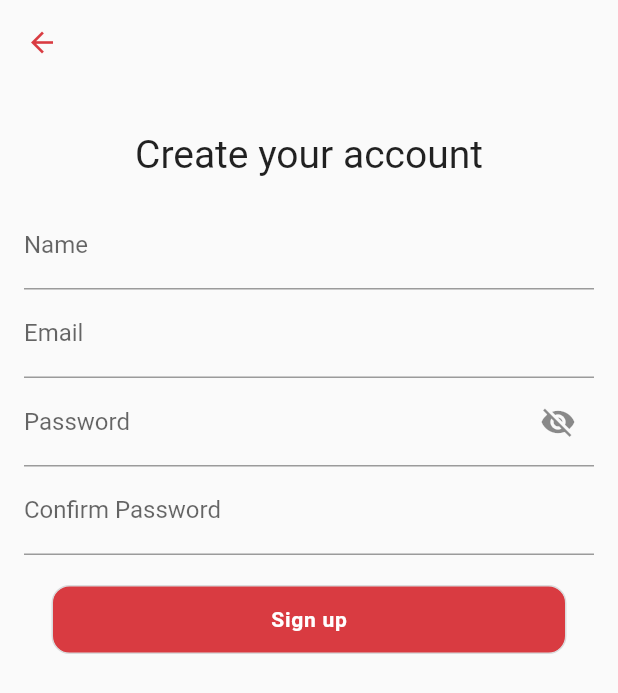
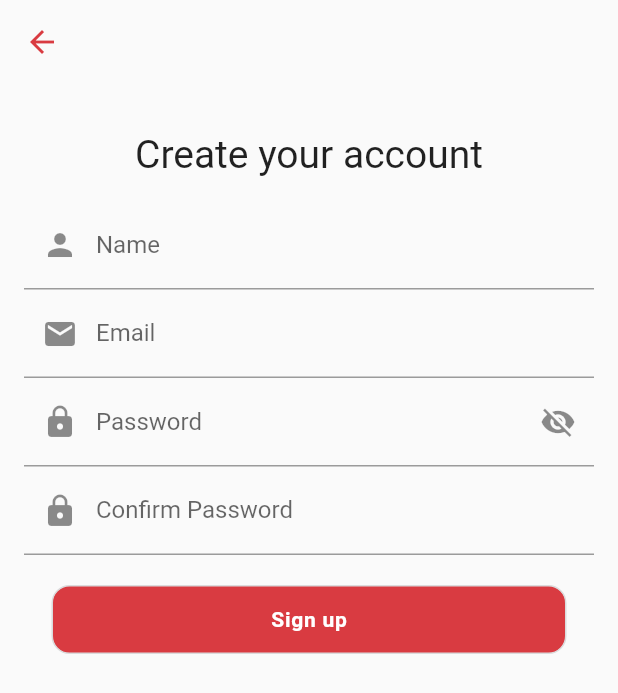
Before and after one commit to carlosctu/streaming-app-flutter, a Flutter app: the SignUpPage screen opened by its route, on a phone screen of 412 x 824 dp. Shown: the top 693 px of the screen. Run offline on Flutter 3.47's test engine with Material 2 defaults, Android fonts, the light colour scheme and no system bars; our stand-ins replace email_validator, equatable, flutter_bloc.

Commit message:
feat: adding TextFormField colors

```diff
--- a/features/lib/splash_screen/sign_up/sign_up_page.dart
+++ b/features/lib/splash_screen/sign_up/sign_up_page.dart
@@ -35,7 +35,7 @@ class _SignUpPageState extends State<SignUpPage> {
           splashRadius: 18,
           icon: const Icon(
             Icons.arrow_back_outlined,
-            size: 22,
+            size: 24,
             color: Color(0xffD93B41),
           ),
           onPressed: () => Navigator.pop(context),
@@ -65,6 +65,7 @@ class _SignUpPageState extends State<SignUpPage> {
                         InputFormField(
                           labelText: 'Name',
                           controller: nameController,
+                          prefixIcon: const Icon(Icons.person),
                           onChanged: (value) => bloc.add(
                             SignUpEventUpdate(nameValue: value),
                           ),
@@ -75,6 +76,7 @@ class _SignUpPageState extends State<SignUpPage> {
                         ),
                         InputFormField(
                           controller: emailController,
+                          prefixIcon: const Icon(Icons.mail),
                           validator: (value) {
                             if (EmailValidator.validate(value!) == false) {
                               return 'Please enter a valid email';
@@ -90,6 +92,7 @@ class _SignUpPageState extends State<SignUpPage> {
                           controller: passwordController,
                           labelText: 'Password',
                           obscureText: _obscureText,
+                          prefixIcon: const Icon(Icons.lock),
                           suffixIcon: IconButton(
                             highlightColor: Colors.transparent,
                             splashColor: Colors.transparent,
@@ -116,6 +119,7 @@ class _SignUpPageState extends State<SignUpPage> {
                           obscureText: _obscureText,
                           controller: confirmPasswordController,
                           labelText: 'Confirm Password',
+                          prefixIcon: const Icon(Icons.lock),
                           validator: (value) {
                             if (value != passwordController.text) {
                               return 'Passwords do not match.';
@@ -160,6 +164,7 @@ class InputFormField extends StatelessWidget {
   final Function(String)? onChanged;
   final bool obscureText;
   final Widget? suffixIcon;
+  final Widget? prefixIcon;
 
   const InputFormField({
     super.key,
@@ -169,6 +174,7 @@ class InputFormField extends StatelessWidget {
     this.onChanged,
     this.obscureText = false,
     this.suffixIcon,
+    this.prefixIcon,
   });
 
   @override
@@ -176,9 +182,17 @@ class InputFormField extends StatelessWidget {
     return TextFormField(
       controller: controller,
       obscureText: obscureText,
+      maxLines: 1,
       decoration: InputDecoration(
         labelText: labelText,
         suffixIcon: suffixIcon,
+        prefixIcon: prefixIcon,
+        focusColor: Colors.red,
+        focusedBorder: const UnderlineInputBorder(
+          borderSide: BorderSide(
+            color: Color(0xff3EA1D2),
+          ),
+        ),
       ),
       autovalidateMode: AutovalidateMode.onUserInteraction,
       validator: validator,
```
